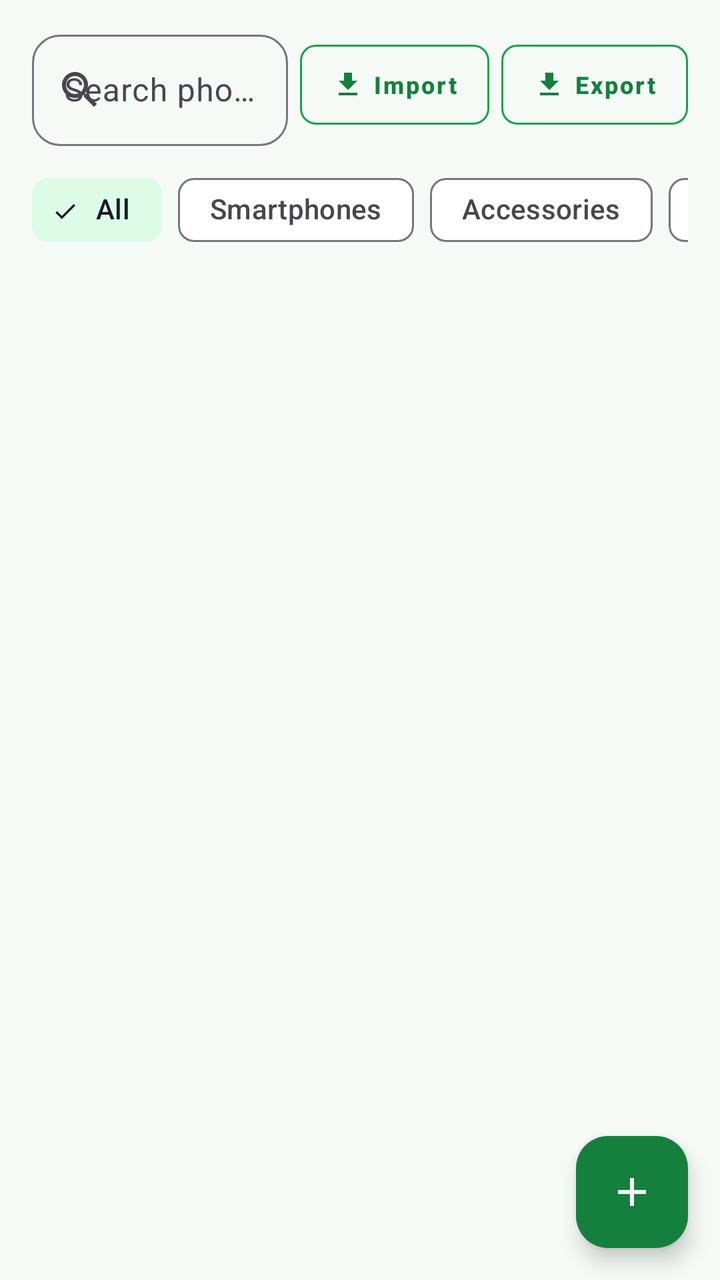
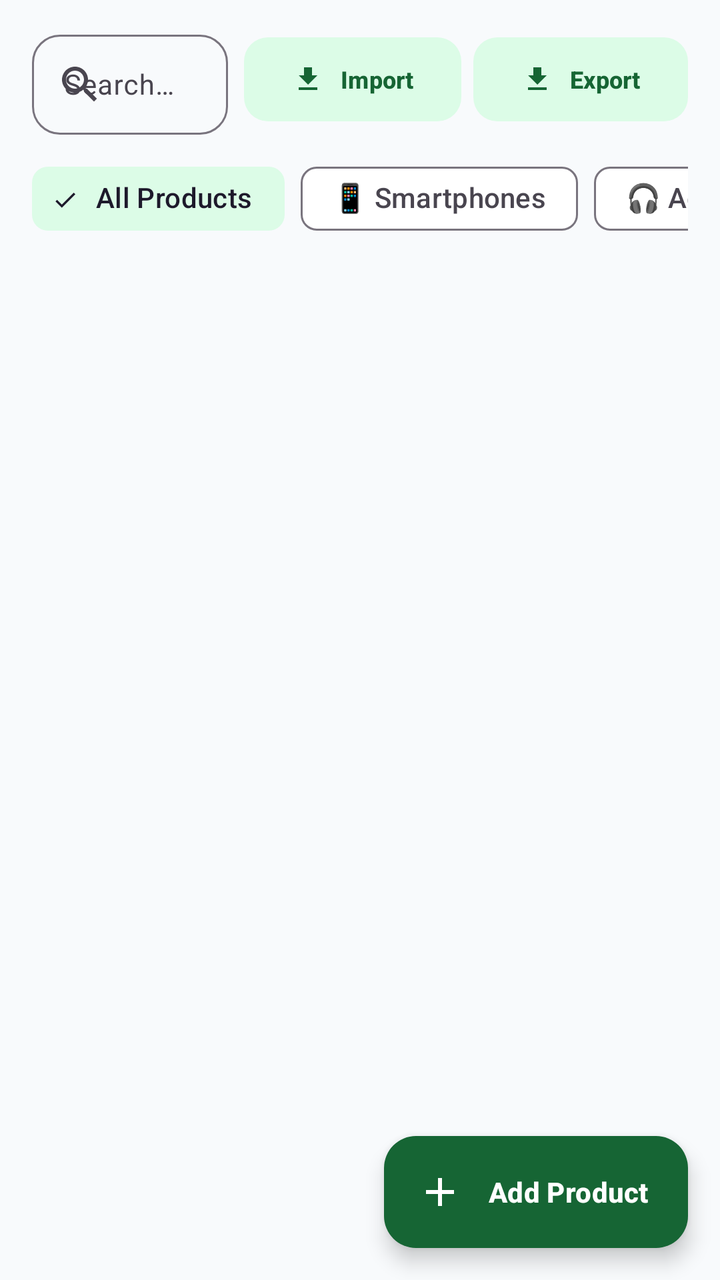

Compare the two renders of this Android layout. The source of the first and the diff that turns it into the second are given below.
<!-- AndroidManifest.xml: application theme Theme.MobileShopkeeper -->
<!-- res/layout/fragment_inventory.xml -->
<?xml version="1.0" encoding="utf-8"?>
<androidx.coordinatorlayout.widget.CoordinatorLayout
    xmlns:android="http://schemas.android.com/apk/res/android"
    xmlns:app="http://schemas.android.com/apk/res-auto"
    android:layout_width="match_parent"
    android:layout_height="match_parent">

    <LinearLayout
        android:layout_width="match_parent"
        android:layout_height="match_parent"
        android:orientation="vertical">

        <LinearLayout
            android:layout_width="match_parent"
            android:layout_height="wrap_content"
            android:orientation="horizontal"
            android:gravity="center_vertical"
            android:layout_marginHorizontal="16dp"
            android:layout_marginTop="12dp"
            android:layout_marginBottom="8dp">

            <com.google.android.material.textfield.TextInputLayout
                android:layout_width="0dp"
                android:layout_height="wrap_content"
                android:layout_weight="1"
                style="@style/Widget.Material3.TextInputLayout.OutlinedBox"
                app:startIconDrawable="@drawable/ic_search">

                <com.google.android.material.textfield.TextInputEditText
                    android:id="@+id/etSearch"
                    android:layout_width="match_parent"
                    android:layout_height="wrap_content"
                    android:hint="Search phones &amp; stock..."
                    android:inputType="text"
                    android:imeOptions="actionSearch"/>
            </com.google.android.material.textfield.TextInputLayout>

            <com.google.android.material.button.MaterialButton
                android:id="@+id/btnImportInventory"
                style="@style/Widget.MaterialComponents.Button.OutlinedButton"
                android:layout_width="wrap_content"
                android:layout_height="52dp"
                android:layout_marginStart="6dp"
                android:text="Import"
                android:textSize="12sp"
                android:textColor="@color/green_700"
                app:icon="@drawable/ic_import"
                app:iconTint="@color/green_700"
                app:iconSize="16dp"
                app:strokeColor="@color/green_600"
                app:cornerRadius="8dp"/>

            <com.google.android.material.button.MaterialButton
                android:id="@+id/btnExportInventory"
                style="@style/Widget.MaterialComponents.Button.OutlinedButton"
                android:layout_width="wrap_content"
                android:layout_height="52dp"
                android:layout_marginStart="6dp"
                android:text="Export"
                android:textSize="12sp"
                android:textColor="@color/green_700"
                app:icon="@drawable/ic_export"
                app:iconTint="@color/green_700"
                app:iconSize="16dp"
                app:strokeColor="@color/green_600"
                app:cornerRadius="8dp"/>
        </LinearLayout>

        <HorizontalScrollView
            android:layout_width="match_parent"
            android:layout_height="wrap_content"
            android:scrollbars="none"
            android:paddingStart="16dp"
            android:paddingEnd="16dp">

            <com.google.android.material.chip.ChipGroup
                android:id="@+id/chipGroupCategory"
                android:layout_width="wrap_content"
                android:layout_height="wrap_content"
                app:singleSelection="true">

                <com.google.android.material.chip.Chip
                    android:id="@+id/chipAll"
                    style="@style/Widget.Material3.Chip.Filter"
                    android:layout_width="wrap_content"
                    android:layout_height="wrap_content"
                    android:text="All"
                    android:checked="true"/>

                <com.google.android.material.chip.Chip
                    android:id="@+id/chipSmartphones"
                    style="@style/Widget.Material3.Chip.Filter"
                    android:layout_width="wrap_content"
                    android:layout_height="wrap_content"
                    android:text="Smartphones"/>

                <com.google.android.material.chip.Chip
                    android:id="@+id/chipAccessories"
                    style="@style/Widget.Material3.Chip.Filter"
                    android:layout_width="wrap_content"
                    android:layout_height="wrap_content"
                    android:text="Accessories"/>

                <com.google.android.material.chip.Chip
                    android:id="@+id/chipLowStock"
                    style="@style/Widget.Material3.Chip.Filter"
                    android:layout_width="wrap_content"
                    android:layout_height="wrap_content"
                    android:text="Low Stock"/>
            </com.google.android.material.chip.ChipGroup>
        </HorizontalScrollView>

        <androidx.recyclerview.widget.RecyclerView
            android:id="@+id/rvProducts"
            android:layout_width="match_parent"
            android:layout_height="0dp"
            android:layout_weight="1"
            android:clipToPadding="false"
            android:padding="16dp"
            android:paddingBottom="80dp"/>

        <LinearLayout
            android:id="@+id/layoutEmpty"
            android:layout_width="match_parent"
            android:layout_height="0dp"
            android:layout_weight="1"
            android:orientation="vertical"
            android:gravity="center"
            android:visibility="gone">

            <ImageView
                android:layout_width="80dp"
                android:layout_height="80dp"
                android:src="@drawable/ic_empty_inventory"
                android:alpha="0.5"/>

            <TextView
                android:layout_width="wrap_content"
                android:layout_height="wrap_content"
                android:text="No products found"
                android:textSize="18sp"
                android:layout_marginTop="16dp"/>
        </LinearLayout>
    </LinearLayout>

    <com.google.android.material.floatingactionbutton.FloatingActionButton
        app:backgroundTint="@color/green_700"
        android:id="@+id/fabAddProduct"
        android:layout_width="wrap_content"
        android:layout_height="wrap_content"
        android:layout_gravity="bottom|end"
        android:layout_margin="16dp"
        android:contentDescription="Add Product"
        app:srcCompat="@drawable/ic_add"
        app:tint="@color/white"/>

</androidx.coordinatorlayout.widget.CoordinatorLayout>
<!-- resources referenced by this layout -->
<resources>
  <color name="green_600">#16A34A</color>
  <color name="green_700">#15803D</color>
  <color name="white">#FFFFFF</color>
  <!-- drawable ic_add (drawable) -->
  <vector xmlns:android="http://schemas.android.com/apk/res/android" android:width="24dp" android:height="24dp" android:viewportWidth="24" android:viewportHeight="24"><path android:fillColor="#FFFFFF" android:pathData="M19,13h-6v6h-2v-6L5,13v-2h6L11,5h2v6h6v2z"/></vector>
  <!-- drawable ic_empty_inventory (drawable) -->
  <vector xmlns:android="http://schemas.android.com/apk/res/android" android:width="24dp" android:height="24dp" android:viewportWidth="24" android:viewportHeight="24"><path android:fillColor="#9CA3AF" android:pathData="M20,2H4c-1,0 -2,0.9 -2,2v3.01c0,0.72 0.43,1.34 1,1.69V20c0,1.1 1.1,2 2,2h14c0.9,0 2,-0.9 2,-2V8.7c0.57,-0.35 1,-0.97 1,-1.69V4c0,-1.1 -1,-2 -2,-2zM15,14H9v-2h6v2zM20,7H4V4h16v3z"/></vector>
  <!-- drawable ic_export (drawable) -->
  <vector xmlns:android="http://schemas.android.com/apk/res/android"
      android:width="24dp"
      android:height="24dp"
      android:viewportWidth="24"
      android:viewportHeight="24">
    <path
        android:fillColor="#FF000000"
        android:pathData="M19,9h-4V3H9v6H5l7,7 7,-7zM5,18v2h14v-2H5z"/>
  </vector>
  <!-- drawable ic_import (drawable) -->
  <vector xmlns:android="http://schemas.android.com/apk/res/android"
      android:width="24dp"
      android:height="24dp"
      android:viewportWidth="24"
      android:viewportHeight="24">
      <path
          android:fillColor="#15803D"
          android:pathData="M19,9h-4V3H9v6H5l7,7 7,-7zM5,18v2h14v-2H5z"/>
  </vector>
  <!-- drawable ic_search (drawable) -->
  <vector xmlns:android="http://schemas.android.com/apk/res/android" android:width="24dp" android:height="24dp" android:viewportWidth="24" android:viewportHeight="24"><path android:fillColor="#FFFFFF" android:pathData="M15.5,14h-0.79l-0.28,-0.27C15.41,12.59 16,11.11 16,9.5 16,5.91 13.09,3 9.5,3S3,5.91 3,9.5 5.91,16 9.5,16c1.61,0 3.09,-0.59 4.23,-1.57l0.27,0.28v0.79l5,4.99L20.49,19l-4.99,-5zM9.5,14C7.01,14 5,11.99 5,9.5S7.01,5 9.5,5 14,7.01 14,9.5 11.99,14 9.5,14z"/></vector>
  <color name="green_800">#166534</color>
  <color name="green_100">#DCFCE7</color>
  <color name="green_900">#14532D</color>
  <color name="surface">#FFFFFF</color>
  <color name="text_primary">#1A2E22</color>
  <color name="background_light">#F6FAF7</color>
  <color name="error">#DC2626</color>
  <style name="Shape.MobileShop.Medium" parent="ShapeAppearance.Material3.MediumComponent">
          <item name="cornerSize">14dp</item>
      </style>
  <style name="Widget.MobileShop.Button" parent="Widget.Material3.Button">
          <item name="cornerRadius">14dp</item>
          <item name="android:textAllCaps">false</item>
          <item name="android:paddingTop">14dp</item>
          <item name="android:paddingBottom">14dp</item>
          <item name="android:textStyle">bold</item>
      </style>
  <style name="Widget.MobileShop.TextInput" parent="Widget.Material3.TextInputLayout.OutlinedBox">
          <item name="boxCornerRadiusTopStart">14dp</item>
          <item name="boxCornerRadiusTopEnd">14dp</item>
          <item name="boxCornerRadiusBottomStart">14dp</item>
          <item name="boxCornerRadiusBottomEnd">14dp</item>
          <item name="boxStrokeColor">@color/selector_input_stroke</item>
      </style>
  <style name="WindowAnimations">
          <item name="android:activityOpenEnterAnimation">@android:anim/fade_in</item>
          <item name="android:activityOpenExitAnimation">@android:anim/fade_out</item>
          <item name="android:activityCloseEnterAnimation">@android:anim/fade_in</item>
          <item name="android:activityCloseExitAnimation">@android:anim/fade_out</item>
      </style>
  <!-- unchanged entries left out for length: 1 -->
</resources>

<!-- the commit's change to res/layout/fragment_inventory.xml (unified diff, before → after) -->
@@ -2,14 +2,17 @@
 <androidx.coordinatorlayout.widget.CoordinatorLayout
     xmlns:android="http://schemas.android.com/apk/res/android"
     xmlns:app="http://schemas.android.com/apk/res-auto"
+    xmlns:tools="http://schemas.android.com/tools"
     android:layout_width="match_parent"
-    android:layout_height="match_parent">
+    android:layout_height="match_parent"
+    android:background="#F8FAFC">
 
     <LinearLayout
         android:layout_width="match_parent"
         android:layout_height="match_parent"
         android:orientation="vertical">
 
+        
         <LinearLayout
             android:layout_width="match_parent"
             android:layout_height="wrap_content"
@@ -24,54 +27,58 @@
                 android:layout_height="wrap_content"
                 android:layout_weight="1"
                 style="@style/Widget.Material3.TextInputLayout.OutlinedBox"
+                app:boxCornerRadiusTopStart="14dp"
+                app:boxCornerRadiusTopEnd="14dp"
+                app:boxCornerRadiusBottomStart="14dp"
+                app:boxCornerRadiusBottomEnd="14dp"
                 app:startIconDrawable="@drawable/ic_search">
 
                 <com.google.android.material.textfield.TextInputEditText
                     android:id="@+id/etSearch"
                     android:layout_width="match_parent"
-                    android:layout_height="wrap_content"
-                    android:hint="Search phones &amp; stock..."
+                    android:layout_height="50dp"
+                    android:hint="Search phones, brands, IMEI..."
                     android:inputType="text"
+                    android:textSize="14sp"
                     android:imeOptions="actionSearch"/>
             </com.google.android.material.textfield.TextInputLayout>
 
             <com.google.android.material.button.MaterialButton
                 android:id="@+id/btnImportInventory"
-                style="@style/Widget.MaterialComponents.Button.OutlinedButton"
+                style="@style/Widget.Material3.Button.TonalButton"
                 android:layout_width="wrap_content"
-                android:layout_height="52dp"
-                android:layout_marginStart="6dp"
+                android:layout_height="50dp"
+                android:layout_marginStart="8dp"
                 android:text="Import"
                 android:textSize="12sp"
-                android:textColor="@color/green_700"
+                android:textColor="@color/green_800"
                 app:icon="@drawable/ic_import"
-                app:iconTint="@color/green_700"
+                app:iconTint="@color/green_800"
                 app:iconSize="16dp"
-                app:strokeColor="@color/green_600"
-                app:cornerRadius="8dp"/>
+                app:cornerRadius="12dp"/>
 
             <com.google.android.material.button.MaterialButton
                 android:id="@+id/btnExportInventory"
-                style="@style/Widget.MaterialComponents.Button.OutlinedButton"
+                style="@style/Widget.Material3.Button.TonalButton"
                 android:layout_width="wrap_content"
-                android:layout_height="52dp"
+                android:layout_height="50dp"
                 android:layout_marginStart="6dp"
                 android:text="Export"
                 android:textSize="12sp"
-                android:textColor="@color/green_700"
+                android:textColor="@color/green_800"
                 app:icon="@drawable/ic_export"
-                app:iconTint="@color/green_700"
+                app:iconTint="@color/green_800"
                 app:iconSize="16dp"
-                app:strokeColor="@color/green_600"
-                app:cornerRadius="8dp"/>
+                app:cornerRadius="12dp"/>
         </LinearLayout>
 
+        
         <HorizontalScrollView
             android:layout_width="match_parent"
             android:layout_height="wrap_content"
             android:scrollbars="none"
-            android:paddingStart="16dp"
-            android:paddingEnd="16dp">
+            android:paddingHorizontal="16dp"
+            android:layout_marginBottom="8dp">
 
             <com.google.android.material.chip.ChipGroup
                 android:id="@+id/chipGroupCategory"
@@ -84,7 +91,7 @@
                     style="@style/Widget.Material3.Chip.Filter"
                     android:layout_width="wrap_content"
                     android:layout_height="wrap_content"
-                    android:text="All"
+                    android:text="All Products"
                     android:checked="true"/>
 
                 <com.google.android.material.chip.Chip
@@ -92,66 +99,88 @@
                     style="@style/Widget.Material3.Chip.Filter"
                     android:layout_width="wrap_content"
                     android:layout_height="wrap_content"
-                    android:text="Smartphones"/>
+                    android:text="📱 Smartphones"/>
 
                 <com.google.android.material.chip.Chip
                     android:id="@+id/chipAccessories"
                     style="@style/Widget.Material3.Chip.Filter"
                     android:layout_width="wrap_content"
                     android:layout_height="wrap_content"
-                    android:text="Accessories"/>
+                    android:text="🎧 Accessories"/>
 
                 <com.google.android.material.chip.Chip
                     android:id="@+id/chipLowStock"
                     style="@style/Widget.Material3.Chip.Filter"
                     android:layout_width="wrap_content"
                     android:layout_height="wrap_content"
-                    android:text="Low Stock"/>
+                    android:text="⚠️ Low Stock"/>
             </com.google.android.material.chip.ChipGroup>
         </HorizontalScrollView>
 
-        <androidx.recyclerview.widget.RecyclerView
-            android:id="@+id/rvProducts"
+        
+        <FrameLayout
             android:layout_width="match_parent"
             android:layout_height="0dp"
-            android:layout_weight="1"
-            android:clipToPadding="false"
-            android:padding="16dp"
-            android:paddingBottom="80dp"/>
+            android:layout_weight="1">
 
-        <LinearLayout
-            android:id="@+id/layoutEmpty"
-            android:layout_width="match_parent"
-            android:layout_height="0dp"
-            android:layout_weight="1"
-            android:orientation="vertical"
-            android:gravity="center"
-            android:visibility="gone">
+            <androidx.recyclerview.widget.RecyclerView
+                android:id="@+id/rvProducts"
+                android:layout_width="match_parent"
+                android:layout_height="match_parent"
+                android:clipToPadding="false"
+                android:paddingHorizontal="16dp"
+                android:paddingTop="4dp"
+                android:paddingBottom="84dp"/>
 
-            <ImageView
-                android:layout_width="80dp"
-                android:layout_height="80dp"
-                android:src="@drawable/ic_empty_inventory"
-                android:alpha="0.5"/>
-
-            <TextView
+            <LinearLayout
+                android:id="@+id/layoutEmpty"
                 android:layout_width="wrap_content"
                 android:layout_height="wrap_content"
-                android:text="No products found"
-                android:textSize="18sp"
-                android:layout_marginTop="16dp"/>
-        </LinearLayout>
+                android:layout_gravity="center"
+                android:orientation="vertical"
+                android:gravity="center"
+                android:padding="24dp"
+                android:visibility="gone">
+
+                <ImageView
+                    android:layout_width="80dp"
+                    android:layout_height="80dp"
+                    android:src="@drawable/ic_empty_inventory"
+                    android:alpha="0.35"/>
+
+                <TextView
+                    android:layout_width="wrap_content"
+                    android:layout_height="wrap_content"
+                    android:text="No products found"
+                    android:textSize="17sp"
+                    android:textStyle="bold"
+                    android:textColor="#334155"
+                    android:layout_marginTop="16dp"/>
+
+                <TextView
+                    android:layout_width="wrap_content"
+                    android:layout_height="wrap_content"
+                    android:text="Tap + Add Product to stock your catalog."
+                    android:textSize="13sp"
+                    android:textColor="#64748B"
+                    android:layout_marginTop="4dp"/>
+            </LinearLayout>
+        </FrameLayout>
     </LinearLayout>
 
-    <com.google.android.material.floatingactionbutton.FloatingActionButton
-        app:backgroundTint="@color/green_700"
+    <com.google.android.material.floatingactionbutton.ExtendedFloatingActionButton
         android:id="@+id/fabAddProduct"
         android:layout_width="wrap_content"
         android:layout_height="wrap_content"
         android:layout_gravity="bottom|end"
         android:layout_margin="16dp"
-        android:contentDescription="Add Product"
-        app:srcCompat="@drawable/ic_add"
-        app:tint="@color/white"/>
+        android:text="Add Product"
+        android:textColor="@color/white"
+        android:textStyle="bold"
+        app:icon="@drawable/ic_add"
+        app:iconTint="@color/white"
+        app:backgroundTint="@color/green_800"
+        app:elevation="4dp"
+        android:contentDescription="Add Product"/>
 
 </androidx.coordinatorlayout.widget.CoordinatorLayout>
<!-- resource entries referenced after the edit -->
@@ -1,7 +1,6 @@
 <!-- resources referenced by this layout -->
 <resources>
   <color name="green_600">#16A34A</color>
-  <color name="green_700">#15803D</color>
   <color name="white">#FFFFFF</color>
   <!-- drawable ic_add (drawable) -->
   <vector xmlns:android="http://schemas.android.com/apk/res/android" android:width="24dp" android:height="24dp" android:viewportWidth="24" android:viewportHeight="24"><path android:fillColor="#FFFFFF" android:pathData="M19,13h-6v6h-2v-6L5,13v-2h6L11,5h2v6h6v2z"/></vector>
